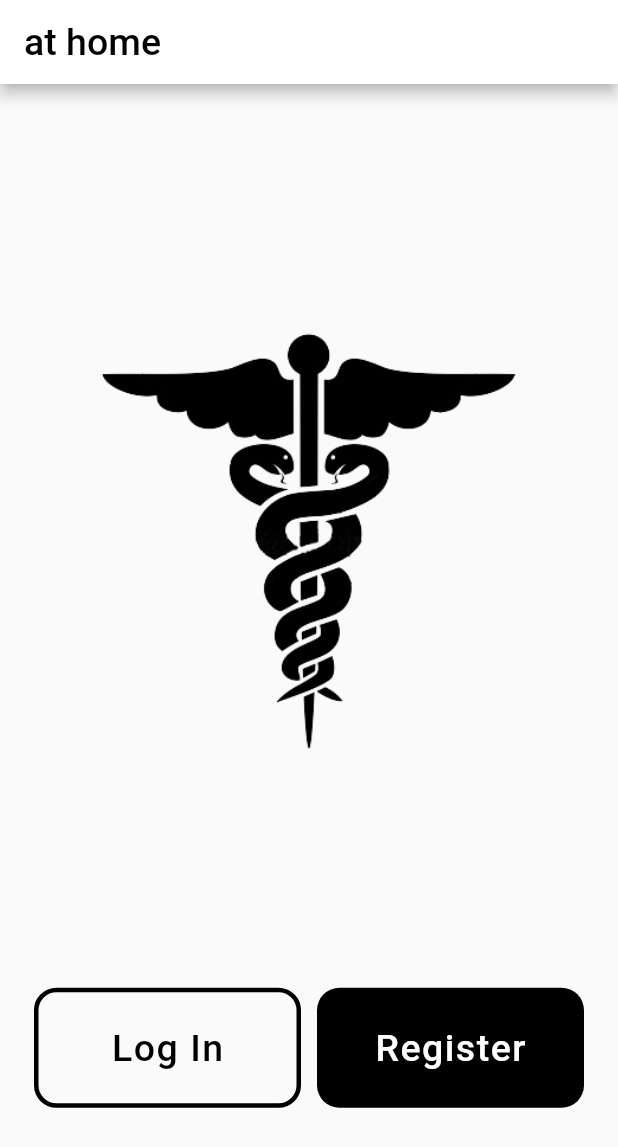
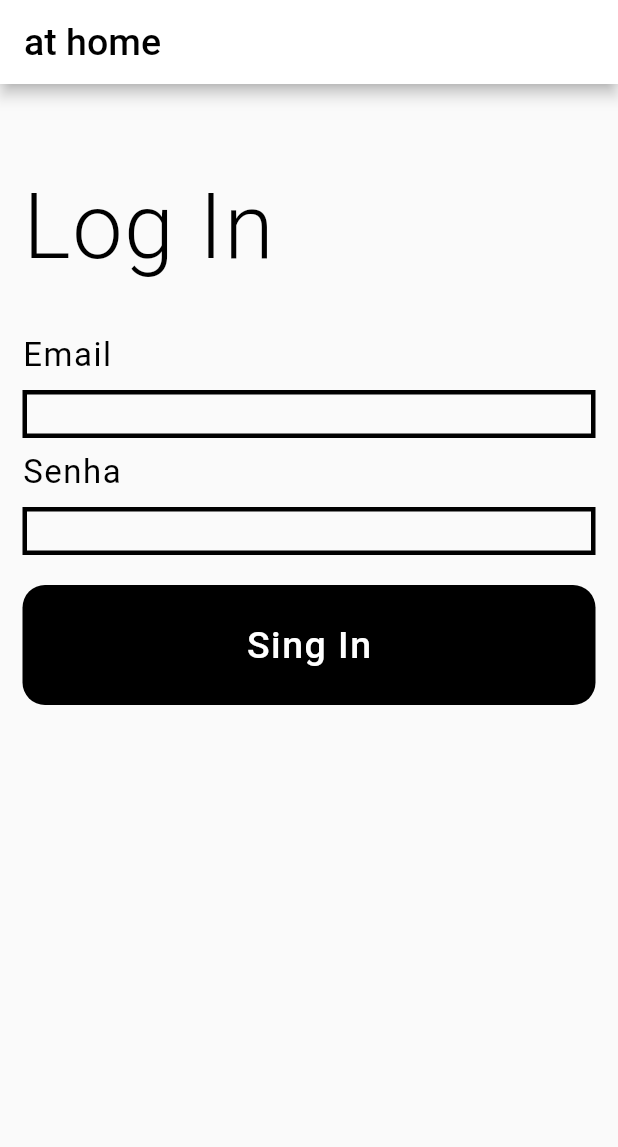
Before and after one commit to Jessicapereirac/INF1300-Desenvolvimento-Mobile, a Flutter app: the screen it shows after launch, on a phone screen of 412 x 824 dp. Shown: the top 1147 px of the screen. Run offline on Flutter 3.47's test engine with Material 2 defaults, Android fonts, the phone set to English and light mode, and no system bars; Roboto replaces fonts that are missing (Montserrat).

Commit message:
tela de login

```diff
--- a/disciplina/at_home/lib/login.dart
+++ b/disciplina/at_home/lib/login.dart
@@ -1,70 +1,174 @@
-//
-//import 'package:flutter/material.dart';
-//
-//@override
-//Widget build(BuildContext context) {
-//  return Scaffold(
-//    backgroundColor: Colors.white,
-//    appBar: AppBar(
-//      title: Text("ATM Consultoria",
-//        style: TextStyle(
-//          fontSize: 25,
-//
-//        ),),
-//    ),
-//    body: Container(
-//
-//      child: Column(
-//        children: <Widget>[
-//          Padding(padding: EdgeInsets.all(32),
-//            child: Column(
-//              children: <Widget>[
-//                Padding(padding: EdgeInsets.only(top: 50, bottom: 0),
-//                    child: Image.asset("images/logo.png", height: 150,)),
-//                Row(
-//                  mainAxisAlignment: MainAxisAlignment.spaceAround,
-//                  children: <Widget>[
-//
-//                    GestureDetector(
-//                      onTap: () => abrirSegTela("empresa"),
-//                      child: Padding(padding: EdgeInsets.only(left: 0),
-//                          child: Image.asset("images/menu_empresa.png", height: 150,)),
-//
-//                    ),
-//                    GestureDetector(
-//                        onTap: () => abrirSegTela("cliente"),
-//                        child: Image.asset("images/menu_cliente.png", height: 150,)),
-//                  ],
-//                ),
-//                Row(
-//                  mainAxisAlignment: MainAxisAlignment.spaceAround,
-//                  children: <Widget>[
-//
-//                    GestureDetector(
-//                      onTap: () => abrirSegTela("servico"),
-//                      child: Padding(padding: EdgeInsets.only(left: 0),
-//                          child: Image.asset("images/menu_servico.png", height: 150,)),
-//
-//                    ),
-//                    GestureDetector(
-//                        onTap: () => abrirSegTela("contato"),
-//                        child: Image.asset("images/menu_contato.png", height: 150,)),
-//
-//
-//
-//                  ],
-//                )
-//
-//
-//
-//              ],
-//            ),),
-//
-//
-//
-//        ],
-//      ),
-//    ),
-//  );
-//}
-//}
+
+
+import 'package:flutter/material.dart';
+
+class login extends StatefulWidget {
+  @override
+  _loginState createState() => _loginState();
+}
+
+class _loginState extends State<login> {
+  @override
+  Widget build(BuildContext context) {
+    TextEditingController _ControllerEmail = TextEditingController();
+    TextEditingController _ControllerSenha = TextEditingController();
+
+    return Scaffold(
+
+      appBar: AppBar(
+        backgroundColor: Colors.white,
+        title: Text("at home",
+          textAlign: TextAlign.start,
+          style: TextStyle(
+            fontSize: 25,
+            fontFamily: 'Roboto',
+            color: Colors.black,
+          ),),
+      ),
+      body: Container(
+        padding: EdgeInsets.only(right: 15,left: 15),
+
+        child: Column(
+
+          crossAxisAlignment: CrossAxisAlignment.start,
+          children: <Widget>[
+            Padding(
+              padding: EdgeInsets.only(top: 60,bottom: 28),
+              child: Text("Log In",
+
+                style: TextStyle(
+                  color: Colors.black,
+                  fontFamily: 'Roboto',
+                  fontSize: 60,
+                  fontWeight: FontWeight.w300,
+                  letterSpacing: 1,
+                ),
+              )
+            ),
+            Padding(
+              padding: EdgeInsets.only(top: 10),
+              child: Column(
+                crossAxisAlignment: CrossAxisAlignment.start,
+
+                children: <Widget>[
+                  Padding(padding: EdgeInsets.only(bottom: 10),
+                    child: Text("Email",
+                      style: TextStyle(
+                        color: Colors.black,
+                        fontFamily: 'Roboto',
+                        fontSize: 22,
+                        fontWeight: FontWeight.w400,
+                        letterSpacing: 1,
+                      ),
+                    ),
+                  ),
+                  Container(
+                    decoration: BoxDecoration(
+                        border: Border.all(
+                            color: Colors.black,
+                            width: 3
+                        )
+
+                    ),
+                    child: TextField(
+
+                      keyboardType: TextInputType.emailAddress,
+                      cursorColor: Colors.black,
+
+
+                      style: TextStyle(
+                        color: Colors.black,
+                        fontFamily: 'Roboto',
+                        fontSize: 22,
+                        fontWeight: FontWeight.w300,
+                        letterSpacing: 1,
+                      ),
+                      decoration: InputDecoration.collapsed (hintText: ""),
+
+
+                      onChanged: ( String text){},
+                      controller: _ControllerEmail ,
+
+                    ),
+                  ),
+                  Padding(padding: EdgeInsets.only(top:10, bottom: 10),
+                    child: Text("Senha",
+                      style: TextStyle(
+                        color: Colors.black,
+                        fontFamily: 'Roboto',
+                        fontSize: 22,
+                        fontWeight: FontWeight.w400,
+                        letterSpacing: 1,
+                      ),
+                    ),
+                  ),
+                  Container(
+                    decoration: BoxDecoration(
+                        border: Border.all(
+                            color: Colors.black,
+                            width: 3
+                        )
+
+                    ),
+                    child: TextField(
+
+                      keyboardType: TextInputType.text,
+                      obscureText: true,
+                      cursorColor: Colors.black,
+
+                      style: TextStyle(
+                        color: Colors.black,
+                        fontFamily: 'Roboto',
+                        fontSize: 22,
+                        fontWeight: FontWeight.w300,
+                        letterSpacing: 1,
+                      ),
+                      decoration: InputDecoration.collapsed (hintText: ""),
+
+                      onChanged: ( String text){},
+                      controller: _ControllerSenha ,
+
+                    ),
+                  ),
+                ],
+              )
+            ),
+
+            Padding(padding: EdgeInsets.only(top: 20),
+            child: GestureDetector(
+              child: Container(
+                height: 80,
+
+                decoration: BoxDecoration(
+                  color: Colors.black,
+                  borderRadius: BorderRadius.circular(15.0),
+                ),
+                child: Row(
+                  mainAxisAlignment: MainAxisAlignment.center,
+                  children: <Widget>[
+                    Text(
+                      "Sing In",
+                      style: TextStyle(
+                        color: Colors.white,
+                        fontFamily: 'Roboto',
+                        fontSize: 25,
+                        fontWeight: FontWeight.w500,
+                        letterSpacing: 1,
+                      ),),
+                  ],),
+              ),
+              onTap: (){
+                //TODO
+              },
+            )
+              ,)
+          ],
+
+
+
+
+        ),
+      ),
+    );
+  }
+}
--- a/disciplina/at_home/lib/main.dart
+++ b/disciplina/at_home/lib/main.dart
@@ -1,3 +1,6 @@
+import 'dart:math';
+
+import 'package:com/login.dart';
 import 'package:com/pagInicial.dart';
 import 'package:flutter/material.dart';
 
@@ -5,7 +8,7 @@ void main() => runApp(
     MaterialApp(
       debugShowCheckedModeBanner: false,
 
-      home: pagInicial(),
+      home: login(),
 
     )
 );
--- a/disciplina/at_home/lib/pagInicial.dart
+++ b/disciplina/at_home/lib/pagInicial.dart
@@ -17,6 +17,7 @@ class _pagInicialState extends State<pagInicial> {
           textAlign: TextAlign.start,
           style: TextStyle(
             fontSize: 25,
+            fontFamily: 'Roboto',
             color: Colors.black,
           ),),
       ),
@@ -50,7 +51,7 @@ class _pagInicialState extends State<pagInicial> {
                           "Log In",
                           style: TextStyle(
                             color: Colors.black,
-                            fontFamily: 'Montserrat',
+                            fontFamily: 'Roboto',
                             fontSize: 25,
                             fontWeight: FontWeight.w500,
                             letterSpacing: 1,
@@ -76,7 +77,7 @@ class _pagInicialState extends State<pagInicial> {
                           "Register",
                           style: TextStyle(
                             color: Colors.white,
-                            fontFamily: 'Montserrat',
+                            fontFamily: 'Roboto',
                             fontSize: 25,
                             fontWeight: FontWeight.w500,
                             letterSpacing: 1,
```
